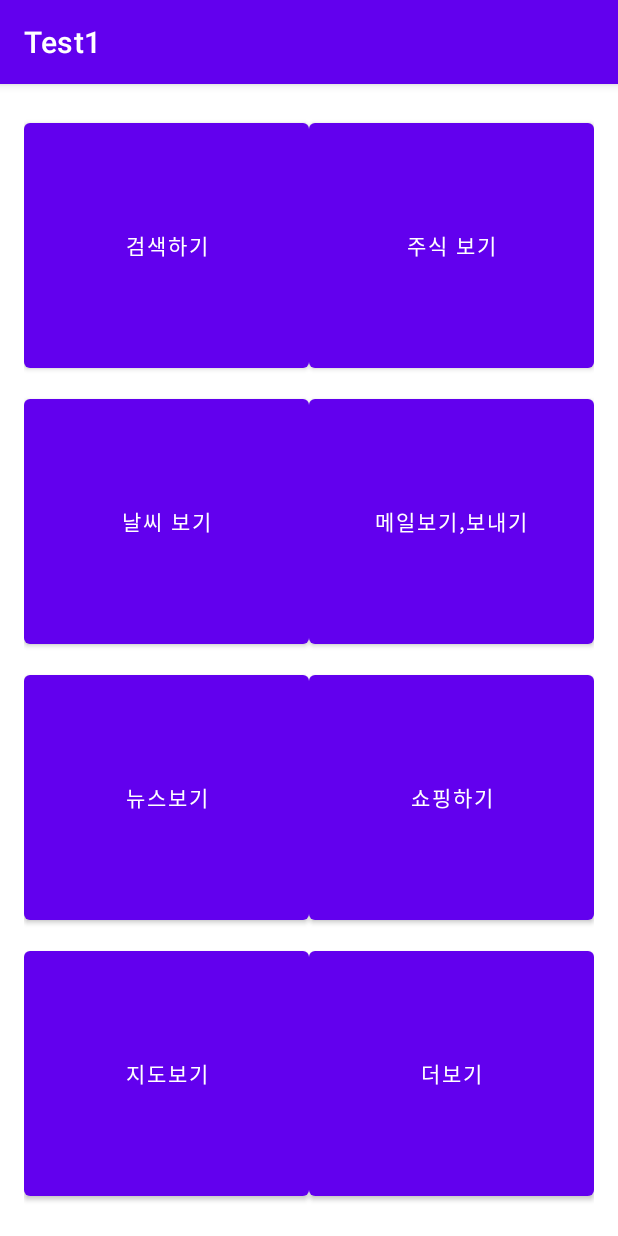
After one commit to Maeil456/KNU, an Android app: the NaverFunctionActivity screen opened directly, with no data from a screen before it, on a phone screen of 412 x 824 dp. The commit adds this screen. Run offline under Robolectric (Android 15) with nearby library versions, the phone set to English and light mode, and no system bars.

Commit message:
0822 - 이미지 기능 배민 버튼에다 일단 넣어놓음

```diff
--- a/app/src/main/AndroidManifest.xml
+++ b/app/src/main/AndroidManifest.xml
@@ -46,7 +46,7 @@
 
         <activity android:name=".SearchActivity"></activity>
         <activity android:name=".KakaoFunctionsActivity"></activity>
-
+        <activity android:name=".NaverFunctionActivity"></activity>
     </application>
 
 </manifest>
--- /dev/null
+++ b/app/src/main/java/com/example/test1/NaverFunctionActivity.kt
@@ -0,0 +1,212 @@
+package com.example.test1
+
+import android.content.ComponentName
+import android.content.Intent
+import android.net.Uri
+import android.os.Build
+import android.os.Bundle
+import android.os.Parcelable
+import android.provider.Settings
+import android.widget.Button
+import android.widget.Toast
+import androidx.activity.result.contract.ActivityResultContracts
+import androidx.appcompat.app.AppCompatActivity
+import kotlinx.parcelize.Parcelize
+
+class NaverFunctionActivity : AppCompatActivity() {
+
+    @Parcelize
+    data class Coord(val x: Int, val y: Int) : Parcelable
+
+    private var imageIndex: ArrayList<String> = arrayListOf()
+    private val targetPositions = ArrayList<Coord>()
+    val image = FloatingImageService()
+
+    private val requestOverlayPermissionLauncher =
+        registerForActivityResult(ActivityResultContracts.StartActivityForResult()) { result ->
+            if (isOverlayPermissionGranted()) {
+                startFloatingImageService()
+            }
+        }
+    companion object {
+        const val ACTION_SHOW_FLOATING_IMAGE = "com.example.test1.SHOW_FLOATING_IMAGE"
+    }
+
+
+    override fun onCreate(savedInstanceState: Bundle?) {
+        super.onCreate(savedInstanceState)
+        setContentView(R.layout.activity_naver_functions)
+        var currentPositionIndex = 0
+
+        if (!isOverlayPermissionGranted()) {
+            requestOverlayPermission()
+        } else {
+            startFloatingImageService()
+        }
+        val btnNaverFunction1 = findViewById<Button>(R.id.btnNaverFunction1)
+        btnNaverFunction1.setOnClickListener {
+            val packageName = "com.nhn.android.search"
+            startEpisodeIntent(packageName)
+            val serviceIntent = Intent(this, FloatingImageService::class.java)
+            startService(serviceIntent)
+        }
+        val btnNaverFunction2 = findViewById<Button>(R.id.btnNaverFunction2)
+        btnNaverFunction2.setOnClickListener {
+            val packageName = "com.nhn.android.search"
+            startEpisodeIntent(packageName)
+            val serviceIntent = Intent(this, FloatingImageService::class.java)
+            startService(serviceIntent)
+        }
+        val btnNaverFunction3 = findViewById<Button>(R.id.btnNaverFunction3)
+        btnNaverFunction3.setOnClickListener {
+            val packageName = "com.nhn.android.search"
+            startEpisodeIntent(packageName)
+            setArray("Naver_search")
+            setImage("Naver_search_image")
+
+            val intent = Intent(ACTION_SHOW_FLOATING_IMAGE)
+            intent.putParcelableArrayListExtra("targetPositions", targetPositions)
+            intent.putStringArrayListExtra("imageIndex",imageIndex)
+            sendBroadcast(intent)
+        }
+        val btnNaverFunction4 = findViewById<Button>(R.id.btnNaverFunction4)
+        btnNaverFunction4.setOnClickListener {
+            val packageName = "https://weather.naver.com/today/15133580?cpName=KMA"
+            val naverWeatherIntent = Intent(Intent.ACTION_VIEW, Uri.parse(packageName))
+            naverWeatherIntent.setPackage("com.nhn.android.search")
+            if (naverWeatherIntent.resolveActivity(packageManager) != null) {
+                // 네이버 앱이 설치되어 있으면 네이버 앱으로 URL을 엽니다.
+                startActivity(naverWeatherIntent)
+            } else {
+                // 네이버 앱이 설치되어 있지 않다면, 사용자에게 앱 설치를 제안하는 다른 처리를 할 수 있습니다.
+                Toast.makeText(this, "네이버 앱이 설치되어 있지 않습니다.", Toast.LENGTH_SHORT).show()
+            }
+            val serviceIntent = Intent(this, FloatingImageService::class.java)
+            startService(serviceIntent)
+        }
+        val btnNaverFunction5 = findViewById<Button>(R.id.btnNaverFunction5)
+        btnNaverFunction5.setOnClickListener {
+            val packageName = "com.nhn.android.search"
+            startEpisodeIntent(packageName)
+            val serviceIntent = Intent(this, FloatingImageService::class.java)
+            startService(serviceIntent)
+        }
+        val btnNaverFunction6 = findViewById<Button>(R.id.btnNaverFunction6)
+        btnNaverFunction6.setOnClickListener {
+            val packageName = "com.nhn.android.search"
+            startEpisodeIntent(packageName)
+            val serviceIntent = Intent(this, FloatingImageService::class.java)
+            startService(serviceIntent)
+        }
+        val btnNaverFunction7 = findViewById<Button>(R.id.btnNaverFunction7)
+        btnNaverFunction7.setOnClickListener {
+            val packageName = "com.nhn.android.search"
+            startEpisodeIntent(packageName)
+            val serviceIntent = Intent(this, FloatingImageService::class.java)
+            startService(serviceIntent)
+        }
+
+
+        // 다른 버튼들에 대한 클릭 리스너도 설정합니다.
+    }
+
+    private fun requestOverlayPermission() {
+        if (Build.VERSION.SDK_INT >= Build.VERSION_CODES.M) {
+            val intent = Intent(Settings.ACTION_MANAGE_OVERLAY_PERMISSION, Uri.parse("package:$packageName"))
+            requestOverlayPermissionLauncher.launch(intent)
+        }
+    }
+
+    private fun isOverlayPermissionGranted(): Boolean {
+        return if (Build.VERSION.SDK_INT >= Build.VERSION_CODES.M) {
+            Settings.canDrawOverlays(this)
+        } else {
+            true
+        }
+    }
+
+        private fun isAccessibilityServiceEnabled(): Boolean {
+            val enabledServices = Settings.Secure.getString(
+                contentResolver,
+                Settings.Secure.ENABLED_ACCESSIBILITY_SERVICES
+            )?:return false
+            val services = enabledServices.split(":".toRegex()).toTypedArray()
+            val packageName = packageName
+            val className = FloatingImageService::class.java.name
+            val expectedComponentName = ComponentName(packageName, className).flattenToString()
+
+            for (service in services) {
+                if (service.equals(expectedComponentName, ignoreCase = true)) {
+                    return true
+                }
+            }
+            return false
+        }
+        private fun openAccessibilitySettings() {
+            val intent = Intent(Settings.ACTION_ACCESSIBILITY_SETTINGS)
+            intent.addFlags(Intent.FLAG_ACTIVITY_NEW_TASK)
+            startActivity(intent)
+        }
+        private fun startFloatingImageService() {
+            val intent = Intent(this, FloatingImageService::class.java)
+            if (Build.VERSION.SDK_INT >= Build.VERSION_CODES.O) {
+                startService(intent)
+            } //else {
+            //  this.startService(intent)
+            //}
+
+
+        }
+        private fun setArray(arrayName: String){
+            val resourceId = resources.getIdentifier(arrayName, "array", packageName)
+
+            if (resourceId != 0) { // Check if the resource exists
+                val positionsStringArray = resources.getStringArray(resourceId)
+
+                for (positionString in positionsStringArray) {
+                    val coordinates = positionString.split(",").map { it.trim().toInt() }
+                    if (coordinates.size == 2) {
+                        targetPositions.add(Coord(coordinates[0], coordinates[1]))
+                    }
+                }
+                println(targetPositions.toString())
+                println(targetPositions.size)
+            } else {
+                showToast("Error: Array not found!")
+            }
+        }
+
+        private fun setImage(arrayName: String){
+            val resourceId = resources.getIdentifier(arrayName, "array", packageName)
+
+            if (resourceId != 0) { // Check if the resource exists
+                val imageStringArray = resources.getStringArray(resourceId)
+                for (imageString in imageStringArray) {
+                    imageIndex.add(imageString)
+                }
+            } else {
+                showToast("Error: Array not found!")
+            }
+        }
+
+
+
+        private fun startEpisodeIntent(packageName: String) {
+            val intent = packageManager.getLaunchIntentForPackage(packageName)
+            if (intent != null) {
+                startActivity(intent)
+            } else {
+                // Handle the case when the target app is not installed
+                // You can show an error message or direct the user to install the app
+                val link = "https://play.google.com/store/apps/details?id=$packageName"
+                val intent = Intent(Intent.ACTION_VIEW).apply {
+                    data = Uri.parse(link)
+                }
+                startActivity(intent)
+            }
+        }
+
+        private fun showToast(message: String) {
+            Toast.makeText(this, message, Toast.LENGTH_SHORT).show()
+        }
+    }
--- /dev/null
+++ b/app/src/main/res/layout/activity_naver_functions.xml
@@ -0,0 +1,103 @@
+<?xml version="1.0" encoding="utf-8"?>
+<LinearLayout xmlns:android="http://schemas.android.com/apk/res/android"
+    android:layout_width="match_parent"
+    android:layout_height="match_parent"
+    android:orientation="vertical"
+    android:padding="16dp">
+
+    <LinearLayout
+        android:layout_width="match_parent"
+        android:layout_height="0dp"
+        android:layout_weight="1"
+        android:gravity="center"
+        android:orientation="horizontal">
+
+        <Button
+            android:id="@+id/btnNaverFunction1"
+            android:layout_width="0dp"
+            android:layout_height="175dp"
+            android:layout_weight="1"
+            android:text="검색하기" />
+
+        <Button
+            android:id="@+id/btnNaverFunction2"
+            android:layout_width="0dp"
+            android:layout_height="175dp"
+            android:layout_weight="1"
+            android:text="주식 보기" />
+
+    </LinearLayout>
+
+    <LinearLayout
+        android:layout_width="match_parent"
+        android:layout_height="0dp"
+        android:layout_weight="1"
+        android:gravity="center"
+        android:orientation="horizontal">
+
+        <Button
+            android:id="@+id/btnNaverFunction3"
+            android:layout_width="0dp"
+            android:layout_height="175dp"
+            android:layout_weight="1"
+            android:text="날씨 보기" />
+
+        <Button
+            android:id="@+id/btnNaverFunction4"
+            android:layout_width="0dp"
+            android:layout_height="175dp"
+            android:layout_weight="1"
+            android:text="메일보기,보내기" />
+
+    </LinearLayout>
+
+    <LinearLayout
+        android:layout_width="match_parent"
+        android:layout_height="0dp"
+        android:layout_weight="1"
+        android:gravity="center"
+        android:orientation="horizontal">
+
+        <Button
+            android:id="@+id/btnNaverFunction5"
+            android:layout_width="0dp"
+            android:layout_height="175dp"
+            android:layout_weight="1"
+            android:text="뉴스보기" />
+
+        <Button
+            android:id="@+id/btnNaverFunction6"
+            android:layout_width="0dp"
+            android:layout_height="175dp"
+            android:layout_weight="1"
+            android:text="쇼핑하기" />
+
+    </LinearLayout>
+
+    <LinearLayout
+        android:layout_width="match_parent"
+        android:layout_height="0dp"
+        android:layout_weight="1"
+        android:gravity="center"
+        android:orientation="horizontal">
+
+        <Button
+            android:id="@+id/btnNaverFunction7"
+            android:layout_width="0dp"
+            android:layout_height="175dp"
+            android:layout_weight="1"
+            android:text="지도보기" />
+
+        <Button
+            android:id="@+id/btnNaverFunction8"
+            android:layout_width="0dp"
+            android:layout_height="175dp"
+            android:layout_weight="1"
+            android:text="더보기" />
+
+    </LinearLayout>
+
+
+
+
+</LinearLayout>
```
Also changed, not shown: app/src/main/java/com/example/test1/FloatingImageService.kt (+10 -36 lines), app/src/main/java/com/example/test1/MainActivity.kt (+27 -21 lines), app/src/main/res/layout/floating_image_layout.xml (+16 -2 lines), app/src/main/res/drawable/testbox1.png (renamed from app/src/main/res/drawable/Text_Box1.png).
